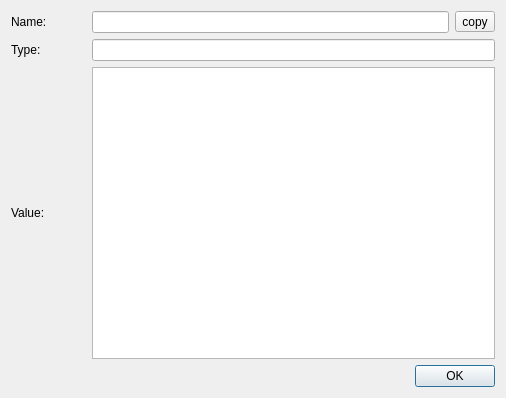
The window that Qitom/ui/dialogVariableDetail.ui (itom-project/itom) describes before a commit, drawn with Qt 5.
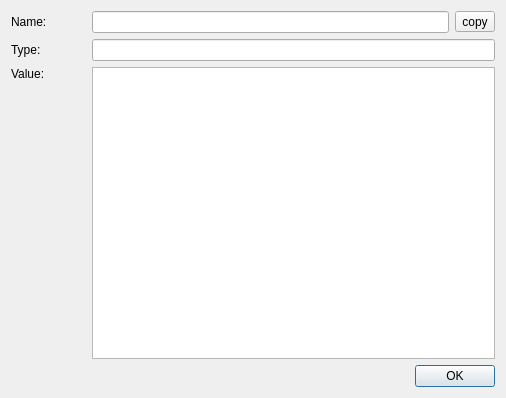
The same window after the commit. Icons and pictures are not drawn.

Commit message: improved variable detail dialog: use monospace font for a better output of structured data, like pandas datasets. No-Wrap set, if the displayed value contains at least one line break.

```diff
--- a/Qitom/ui/dialogVariableDetail.ui
+++ b/Qitom/ui/dialogVariableDetail.ui
@@ -61,6 +61,9 @@
          <property name="text">
           <string>Value:</string>
          </property>
+         <property name="alignment">
+          <set>Qt::AlignLeading|Qt::AlignLeft|Qt::AlignTop</set>
+         </property>
         </widget>
        </item>
        <item row="0" column="2">
```
The commit also changes 1 other file.
